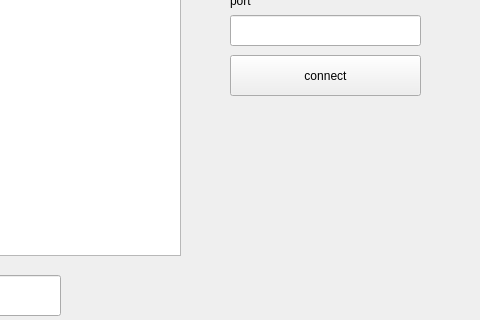
This is interface/interface/mainwindow.ui in knyazevmaksim/ftp-client as Qt 5 draws it before an edit; both pictures show x 270 to 750 and y 85 to 405 of the 750 by 537 pixel window. The edited form follows.
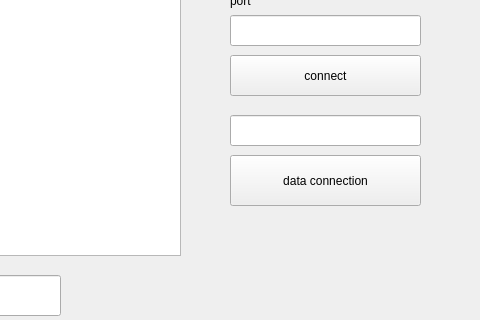
This is the edited form.

Patch:
```diff
--- a/interface/interface/mainwindow.ui
+++ b/interface/interface/mainwindow.ui
@@ -106,6 +106,29 @@
      <string>port</string>
     </property>
    </widget>
+   <widget class="QPushButton" name="pushButton_3">
+    <property name="geometry">
+     <rect>
+      <x>500</x>
+      <y>240</y>
+      <width>191</width>
+      <height>51</height>
+     </rect>
+    </property>
+    <property name="text">
+     <string>data connection</string>
+    </property>
+   </widget>
+   <widget class="QLineEdit" name="lineEdit_4">
+    <property name="geometry">
+     <rect>
+      <x>500</x>
+      <y>200</y>
+      <width>191</width>
+      <height>31</height>
+     </rect>
+    </property>
+   </widget>
   </widget>
   <widget class="QMenuBar" name="menubar">
    <property name="geometry">
```
